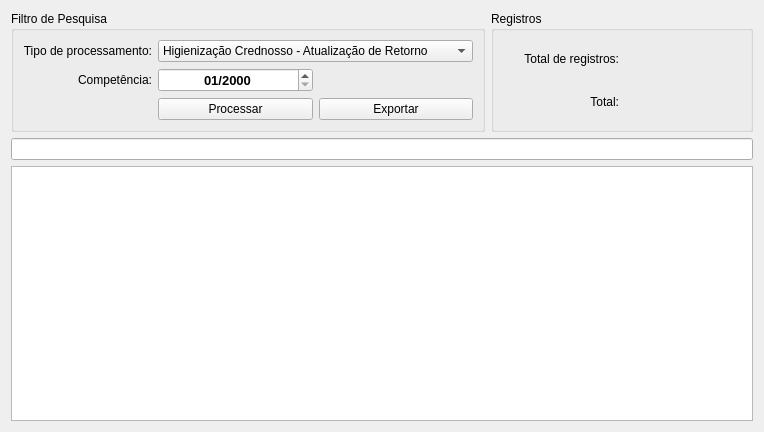
Before: the Qt Designer form higienizacaocrednosso.ui in fallomermo/SeverinoToolKit, drawn with Qt 5.
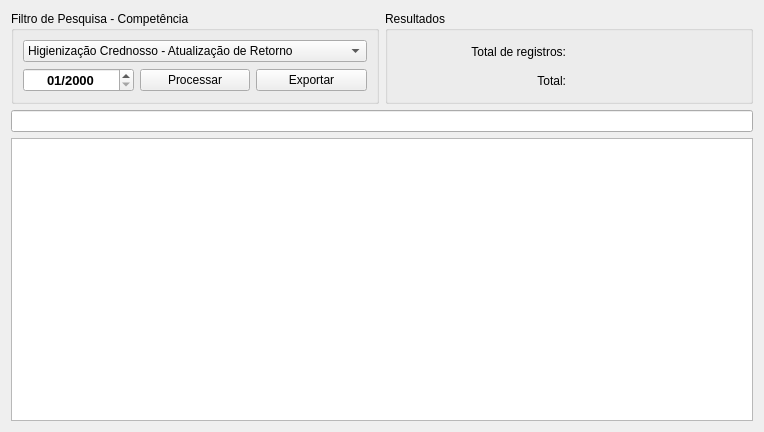
After: the same form once the commit is applied. Icons and pictures are not drawn.

The edit to the form file:
```diff
--- a/higienizacaocrednosso.ui
+++ b/higienizacaocrednosso.ui
@@ -17,20 +17,32 @@
    <item row="0" column="0">
     <widget class="QGroupBox" name="groupBox_FiltroPesquisa_2">
      <property name="title">
-      <string>Filtro de Pesquisa</string>
+      <string>Filtro de Pesquisa - Competência</string>
      </property>
      <layout class="QGridLayout" name="gridLayout_2">
-      <item row="1" column="0">
-       <widget class="QLabel" name="label_Referencia">
+      <item row="1" column="2">
+       <widget class="QPushButton" name="botaoExportar">
         <property name="text">
-         <string>Competência:</string>
+         <string>Exportar</string>
         </property>
-        <property name="alignment">
-         <set>Qt::AlignRight|Qt::AlignTrailing|Qt::AlignVCenter</set>
+        <property name="icon">
+         <iconset resource="thema.qrc">
+          <normaloff>:/images/txt-file-symbol.png</normaloff>:/images/txt-file-symbol.png</iconset>
         </property>
        </widget>
       </item>
       <item row="1" column="1">
+       <widget class="QPushButton" name="botaoProcessar">
+        <property name="text">
+         <string>Processar</string>
+        </property>
+        <property name="icon">
+         <iconset resource="thema.qrc">
+          <normaloff>:/images/paper-plane.png</normaloff>:/images/paper-plane.png</iconset>
+        </property>
+       </widget>
+      </item>
+      <item row="1" column="0">
        <widget class="QDateEdit" name="campoDataReferencia">
         <property name="font">
          <font>
@@ -50,17 +62,7 @@
         </property>
        </widget>
       </item>
-      <item row="0" column="0">
-       <widget class="QLabel" name="label_TipoProcessamento">
-        <property name="text">
-         <string>Tipo de processamento:</string>
-        </property>
-        <property name="alignment">
-         <set>Qt::AlignRight|Qt::AlignTrailing|Qt::AlignVCenter</set>
-        </property>
-       </widget>
-      </item>
-      <item row="0" column="1" colspan="2">
+      <item row="0" column="0" colspan="3">
        <widget class="QComboBox" name="campoListaOpcoes">
         <item>
          <property name="text">
@@ -84,35 +86,13 @@
         </item>
        </widget>
       </item>
-      <item row="2" column="2">
-       <widget class="QPushButton" name="botaoExportar">
-        <property name="text">
-         <string>Exportar</string>
-        </property>
-        <property name="icon">
-         <iconset resource="thema.qrc">
-          <normaloff>:/images/txt-file-symbol.png</normaloff>:/images/txt-file-symbol.png</iconset>
-        </property>
-       </widget>
-      </item>
-      <item row="2" column="1">
-       <widget class="QPushButton" name="botaoProcessar">
-        <property name="text">
-         <string>Processar</string>
-        </property>
-        <property name="icon">
-         <iconset resource="thema.qrc">
-          <normaloff>:/images/paper-plane.png</normaloff>:/images/paper-plane.png</iconset>
-        </property>
-       </widget>
-      </item>
      </layout>
     </widget>
    </item>
    <item row="0" column="1">
     <widget class="QGroupBox" name="groupBox_FiltroPesquisa">
      <property name="title">
-      <string>Registros</string>
+      <string>Resultados</string>
      </property>
      <layout class="QGridLayout" name="gridLayout">
       <item row="1" column="0">
```
